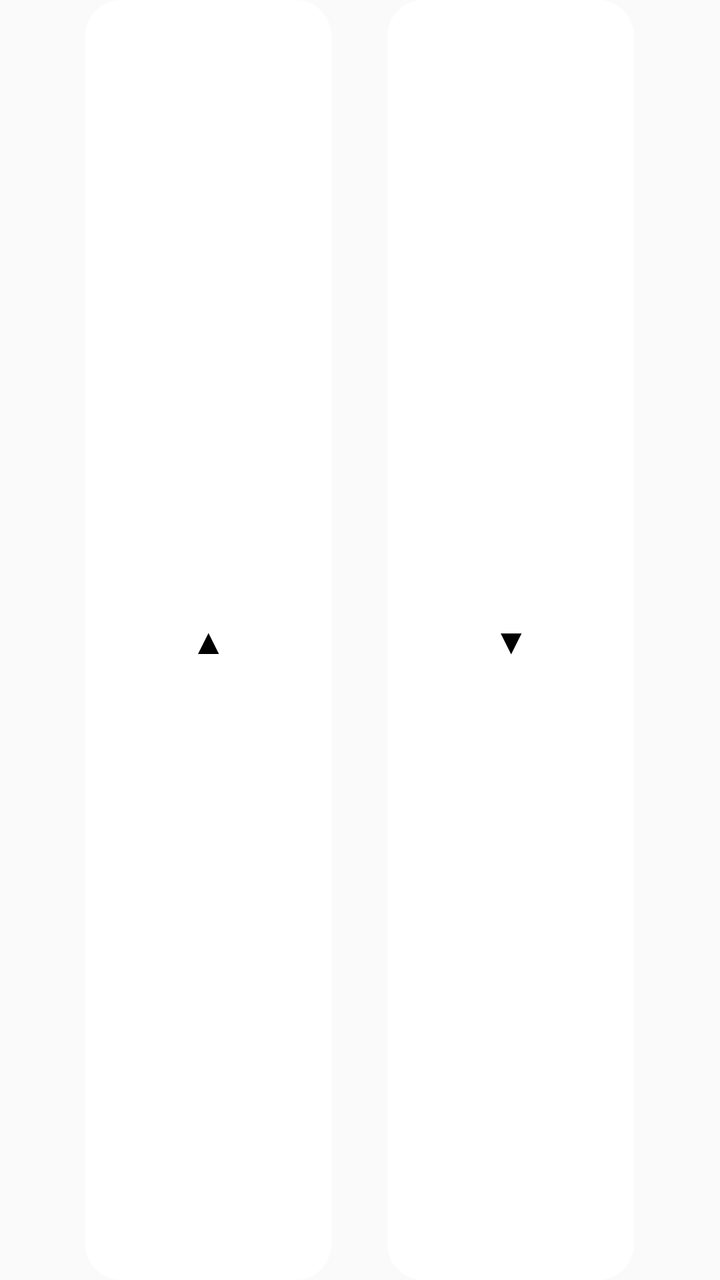
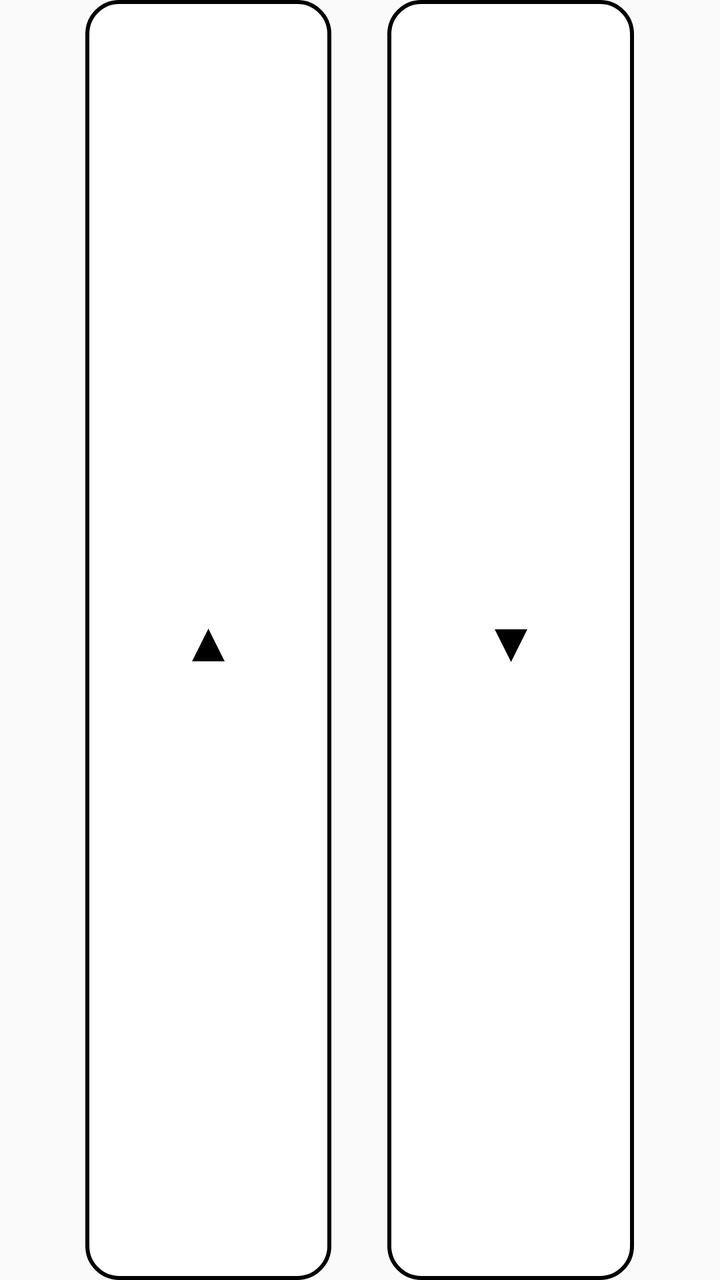

An Android layout rendered at two revisions. The XML below is the earlier revision; the diff shows what the commit changed to produce the second picture.
<!-- AndroidManifest.xml: application theme Theme.Hive -->
<!-- res/layout/hive_widget.xml -->
<?xml version="1.0" encoding="utf-8"?>
<LinearLayout xmlns:android="http://schemas.android.com/apk/res/android"
    android:layout_width="match_parent"
    android:layout_height="48dp"
    android:orientation="horizontal"
    android:gravity="center_vertical"
    android:paddingHorizontal="4dp"
    android:weightSum="100">

    
    <View
        android:layout_width="0dp"
        android:layout_height="match_parent"
        android:layout_weight="11"
        android:background="@android:color/transparent" />

    
    <TextView
        android:id="@+id/btn_up"
        android:layout_width="0dp"
        android:layout_height="match_parent"
        android:layout_weight="35"
        android:background="@drawable/widget_button_bg"
        android:gravity="center"
        android:text="▲"
        android:textColor="#000000"
        android:textSize="18sp" />

    
    <View
        android:layout_width="0dp"
        android:layout_height="match_parent"
        android:layout_weight="8"
        android:background="@android:color/transparent" />

    
    <TextView
        android:id="@+id/btn_down"
        android:layout_width="0dp"
        android:layout_height="match_parent"
        android:layout_weight="35"
        android:background="@drawable/widget_button_bg"
        android:gravity="center"
        android:text="▼"
        android:textColor="#000000"
        android:textSize="18sp" />

    
    <View
        android:layout_width="0dp"
        android:layout_height="match_parent"
        android:layout_weight="11"
        android:background="@android:color/transparent" />

</LinearLayout>
<!-- resources referenced by this layout -->
<resources>
  <!-- drawable widget_button_bg (drawable) -->
  <?xml version="1.0" encoding="utf-8"?>
  <shape xmlns:android="http://schemas.android.com/apk/res/android"
      android:shape="rectangle">
      <solid android:color="#FFFFFFFF" />
      <corners android:radius="18dp" />
  </shape>
  <style name="Theme.Hive" parent="android:Theme.Material.Light.NoActionBar" />
</resources>

<!-- the commit's change to res/layout/hive_widget.xml (unified diff, before → after) -->
@@ -20,11 +20,11 @@
         android:layout_width="0dp"
         android:layout_height="match_parent"
         android:layout_weight="35"
-        android:background="@drawable/widget_button_bg"
+        android:background="@drawable/widget_button_bordered_bg"
         android:gravity="center"
         android:text="▲"
         android:textColor="#000000"
-        android:textSize="18sp" />
+        android:textSize="28sp" />
 
     
     <View
@@ -39,11 +39,11 @@
         android:layout_width="0dp"
         android:layout_height="match_parent"
         android:layout_weight="35"
-        android:background="@drawable/widget_button_bg"
+        android:background="@drawable/widget_button_bordered_bg"
         android:gravity="center"
         android:text="▼"
         android:textColor="#000000"
-        android:textSize="18sp" />
+        android:textSize="28sp" />
 
     
     <View
<!-- resource entries referenced after the edit -->
@@ -1,11 +1,12 @@
 <!-- resources referenced by this layout -->
 <resources>
-  <!-- drawable widget_button_bg (drawable) -->
+  <!-- drawable widget_button_bordered_bg (drawable) -->
   <?xml version="1.0" encoding="utf-8"?>
   <shape xmlns:android="http://schemas.android.com/apk/res/android"
       android:shape="rectangle">
       <solid android:color="#FFFFFFFF" />
-      <corners android:radius="18dp" />
+      <stroke android:width="2dp" android:color="#FF000000" />
+      <corners android:radius="16dp" />
   </shape>
   <style name="Theme.Hive" parent="android:Theme.Material.Light.NoActionBar" />
 </resources>
